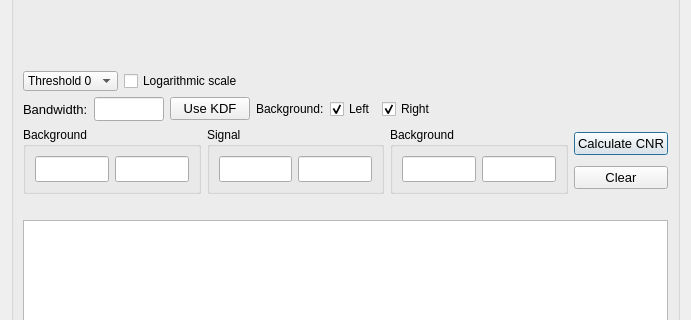
navrit/dexter, file SpidrMpx3Eq/profiledialog.ui: the form before one commit; both pictures show x 0 to 691 and y 239 to 559 of the 691 by 690 pixel window.
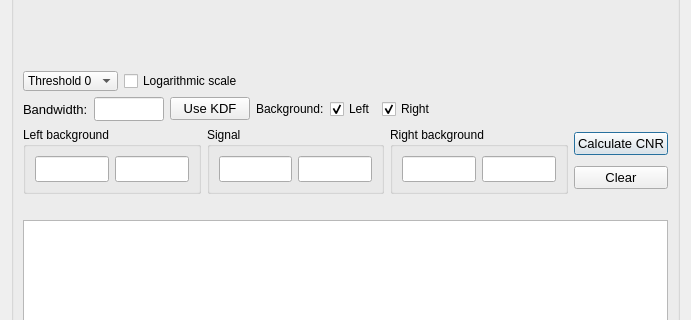
The form after the commit. Custom widgets are drawn as their Qt base class.

```diff
--- a/SpidrMpx3Eq/profiledialog.ui
+++ b/SpidrMpx3Eq/profiledialog.ui
@@ -235,7 +235,7 @@
           <item>
            <widget class="QGroupBox" name="groupBox_2">
             <property name="title">
-             <string>Background</string>
+             <string>Left background</string>
             </property>
             <layout class="QVBoxLayout" name="verticalLayout_3">
              <item>
@@ -297,7 +297,7 @@
           <item>
            <widget class="QGroupBox" name="groupBox_4">
             <property name="title">
-             <string>Background</string>
+             <string>Right background</string>
             </property>
             <layout class="QVBoxLayout" name="verticalLayout_5">
              <item>
```
